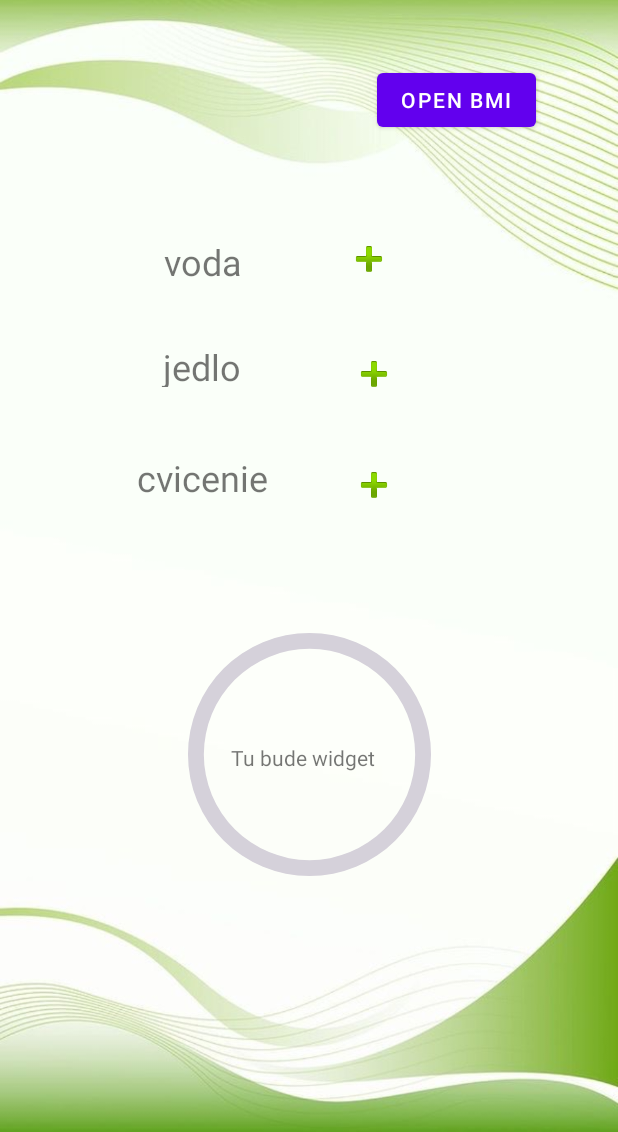
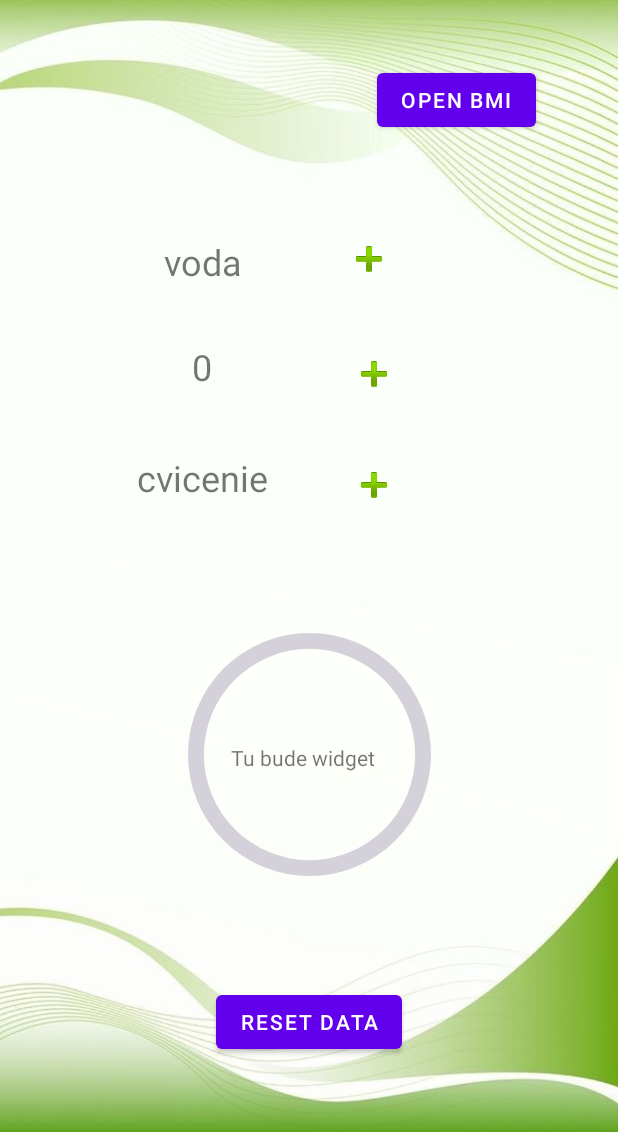
Before and after one commit to bubchi/budFIT, an Android app: the screen it shows after launch (MainActivity), on a phone screen of 412 x 824 dp, the part 104-1236 px from its top. Run offline under Robolectric (Android 15) with nearby library versions, the phone set to English and light mode, and no system bars.

Commit message:
shared preferences

```diff
--- a/app/src/main/java/com/example/budfit/MainActivity.kt
+++ b/app/src/main/java/com/example/budfit/MainActivity.kt
@@ -1,5 +1,6 @@
 package com.example.budfit
 
+import android.content.Context
 import android.content.Intent
 import androidx.appcompat.app.AppCompatActivity
 import android.os.Bundle
@@ -7,28 +8,47 @@ import android.view.View
 import android.widget.Button
 import android.widget.ImageButton
 import android.widget.TextView
-import androidx.fragment.app.DialogFragment
 import com.example.budfit.databinding.ActivityMainBinding
-import com.google.android.material.textfield.TextInputLayout
-import android.widget.EditText as Text
 
 class MainActivity : AppCompatActivity() {
 
     private lateinit var binding: ActivityMainBinding
     private var progres = 0
+    private var pocitadlo = 0
 
+    private lateinit var voda: String
+    private var kalorie: Int = 0
+
+    private lateinit var vodaText : String
     override fun onCreate(savedInstanceState: Bundle?) {
         super.onCreate(savedInstanceState)
         binding = ActivityMainBinding.inflate(layoutInflater)
         setContentView(binding.root)
 
-        val button: Button = binding.button
-        button.setOnClickListener(View.OnClickListener {
+        loadData()
+        updateProgres()
+
+
+        //inicializacia btnu na otvorenie BMI aktivity,
+        val buttonOpenBMI: Button = binding.button
+        buttonOpenBMI.setOnClickListener(View.OnClickListener {
             openBMIActivity();
         })
-        val vodaText : TextView = binding.vodaText
+
+
+        val kcalJedlo: TextView = binding.kcalJedlo
+        kcalJedlo.text = kalorie.toString()
+
+        //vodaText = binding.vodaText
+        val vodaText = binding.vodaText
         val vodaButton: ImageButton = binding.vodaButton
-        var pocitadlo = 0
+
+
+        //vodaText.text = pocitadlo.toString()
+        //vodaText.text = voda
+
+        if (pocitadlo > 0)
+            vodaText.text = pocitadlo.toString()
 
 
         vodaButton.setOnClickListener() {
@@ -38,7 +58,9 @@ class MainActivity : AppCompatActivity() {
                 progres += 10
             updateProgres()
 
+            saveData()
         }
+        saveData()
         binding.vyberJedlaButton.setOnClickListener() {
             openVyberJedlaActivity()
         }
@@ -75,55 +97,32 @@ class MainActivity : AppCompatActivity() {
     }
 
 
-    /*//var vyska = inputVyska.edit.
-    var vek = findViewById(R.id.inputVek) as TextInputLayout
-    var vaha = findViewById(R.id.inputVaha) as TextInputLayout
-    //var textVysledok = findViewById(R.id.textViewResult) as TextView
-    val buttonVypocitaj = findViewById(R.id.button) as Button
-
-    buttonVypocitaj.setOnClickListener{
-        //textVysledok.text = vyska.toString()
+    private  fun saveData() {
+        val sharedPreferences = getSharedPreferences("SharedP", Context.MODE_PRIVATE)
+        val editor = sharedPreferences.edit()
+        editor.apply(){
+            putInt("check", pocitadlo)
+            putInt("p", progres)
+            putInt("kcal", kalorie)
+            //putString("voda", voda)
+        }.apply()
+    }
+    private  fun loadData() {
+        val sharedPreferences =getSharedPreferences("SharedP", Context.MODE_PRIVATE)
+        pocitadlo =sharedPreferences.getInt("check", 0)
+        progres = sharedPreferences.getInt("p", 0)
+        kalorie = sharedPreferences.getInt("kcal", 0)
+        //val savedString : String? = sharedPreferences.getString("voda", null)
+        //vodaText.text = pocitadlo.toString()
+    }
 
 
-    }*/
-
-        /*fun pocitajBMI(view: View) {
-            var vyska = findViewById<EditText>(R.id.inputVyska)
-            var msg = vyska.text.toString()
-
-            val textVysledok = findViewById<TextView>(R.id.textViewResult).apply {
-                text = msg
-            }
-
-        }*/
-
-    /*fun pocitajBMI(vyska: Int, vaha: Int): Float {
-
-    }*/
+    private  fun reciveData() {
+        kalorie = intent.getIntExtra("kalorie", 0)
+    }
 
 
 
-    /*fun pocitajBMI(view: android.view.View) {
-        var editVyska = findViewById<android.widget.EditText>(R.id.editTextVyska)
-
-        var editVaha = findViewById<android.widget.EditText>(R.id.editTextTextVaha)
-        var editVek = findViewById<android.widget.EditText>(R.id.editTextVek)
-
-        var vyska = editVyska.text.toString().toInt() / 100
-        var vaha = editVaha.text.toString().toInt()
-        var vek = editVek.text.toString().toInt()
-        var msg = vaha - vyska
-
-        val textVysledok = findViewById<TextView>(R.id.textViewResult).apply {
-             text = msg.toString()
-        }
-    }*/
-
-    /*fun pocitaj(vyska: Int, vaha: Int){
-        var vyska = editVyska
-        var vaha = editVaha
-        var vysledok = vyska. + vaha
-    }*/
 
 
 }
--- a/app/src/main/res/layout/activity_main.xml
+++ b/app/src/main/res/layout/activity_main.xml
@@ -72,11 +72,11 @@
 
         android:clickable="true"
         android:focusable="true"
-        app:layout_constraintBottom_toBottomOf="@+id/textView3"
+        app:layout_constraintBottom_toBottomOf="@+id/kcalJedlo"
         app:layout_constraintEnd_toEndOf="parent"
         app:layout_constraintHorizontal_bias="0.251"
-        app:layout_constraintStart_toEndOf="@+id/textView3"
-        app:layout_constraintTop_toTopOf="@+id/textView3"
+        app:layout_constraintStart_toEndOf="@+id/kcalJedlo"
+        app:layout_constraintTop_toTopOf="@+id/kcalJedlo"
         app:layout_constraintVertical_bias="0.0"
         app:srcCompat="@android:drawable/ic_input_add" />
 
@@ -110,10 +110,10 @@
         app:layout_constraintEnd_toEndOf="parent"
         app:layout_constraintHorizontal_bias="0.28"
         app:layout_constraintStart_toStartOf="parent"
-        app:layout_constraintTop_toBottomOf="@+id/textView3" />
+        app:layout_constraintTop_toBottomOf="@+id/kcalJedlo" />
 
     <TextView
-        android:id="@+id/textView3"
+        android:id="@+id/kcalJedlo"
         android:layout_width="90dp"
         android:layout_height="30dp"
         android:layout_above="@+id/cvicenieTextView"
@@ -143,5 +143,15 @@
         app:layout_constraintVertical_bias="0.737"
         tools:progress="60" />
 
+    <Button
+        android:id="@+id/resetData"
+        android:layout_width="wrap_content"
+        android:layout_height="wrap_content"
+        android:text="Reset data"
+        app:layout_constraintBottom_toBottomOf="parent"
+        app:layout_constraintEnd_toEndOf="parent"
+        app:layout_constraintStart_toStartOf="parent"
+        app:layout_constraintTop_toBottomOf="@+id/progressBar" />
+
 
 </androidx.constraintlayout.widget.ConstraintLayout>
--- a/build.gradle
+++ b/build.gradle
@@ -5,7 +5,7 @@ buildscript {
         mavenCentral()
     }
     dependencies {
-        classpath 'com.android.tools.build:gradle:7.1.3'
+        classpath 'com.android.tools.build:gradle:7.2.1'
         classpath 'org.jetbrains.kotlin:kotlin-gradle-plugin:1.6.21'
 
         // NOTE: Do not place your application dependencies here; they belong
```
Also changed, not shown: app/src/main/java/com/example/budfit/Jedla.kt (+26 -28 lines), app/src/main/java/com/example/budfit/VyberJedlaActivity.kt (+58 -22 lines), app/src/main/res/layout/activity_vyber_jedla.xml (+16 -2 lines), gradle/wrapper/gradle-wrapper.properties.
